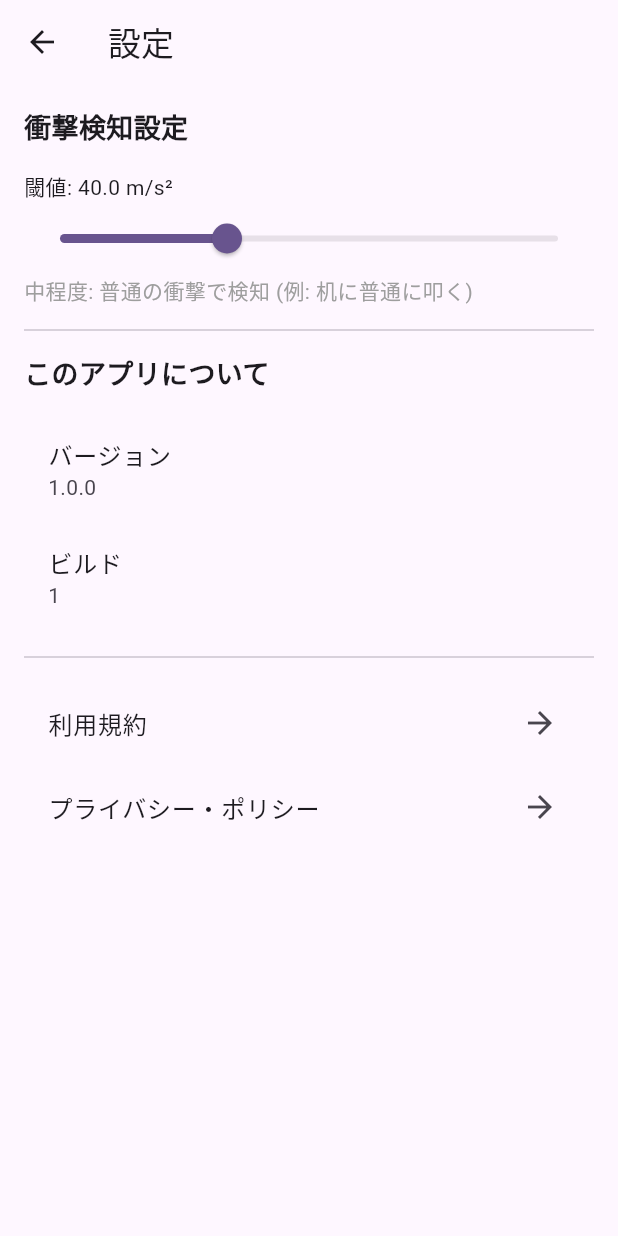
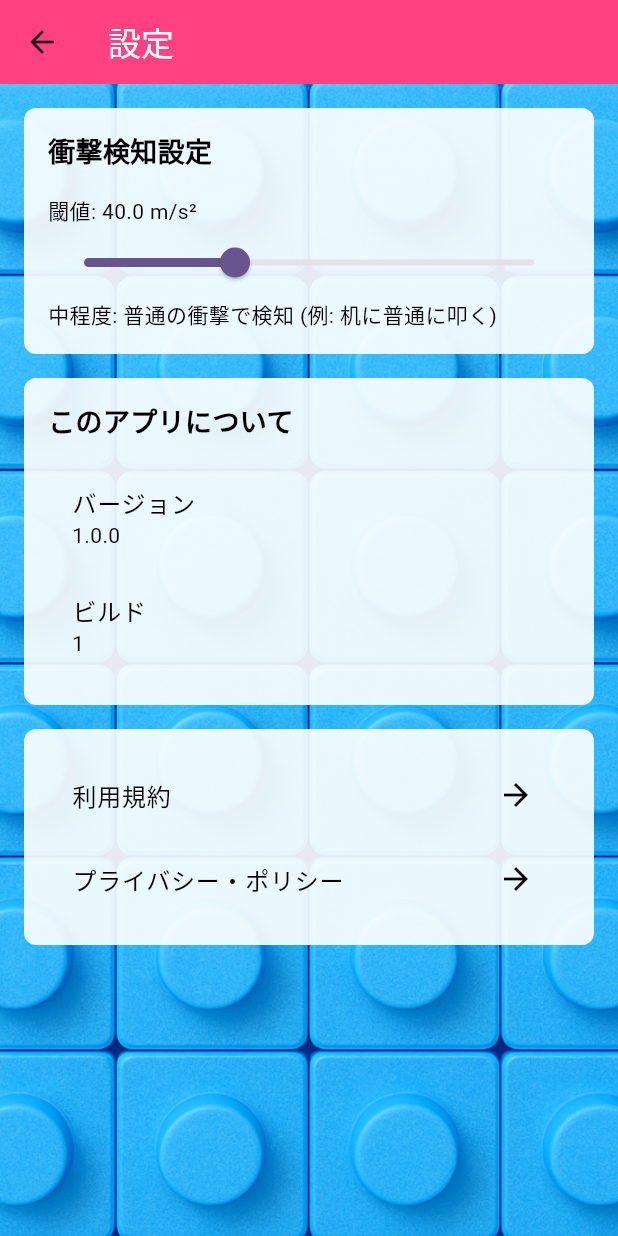
Before and after one commit to ichihara-yamato/dondameyo, a Flutter app: the screen it shows after launch, after a tap on "設定", on a phone screen of 412 x 824 dp. Run offline on Flutter 3.47's test engine with Material 3 defaults, Android fonts, the phone set to English and light mode, and no system bars; our stand-ins replace audioplayers, package_info_plus, sensors_plus, shared_preferences.

Commit message:
設定画面の見やすさを改善: 白背景ブロックを追加し、文字を黒色に変更

```diff
--- a/lib/main.dart
+++ b/lib/main.dart
@@ -296,16 +296,46 @@ class _SettingsPageState extends State<SettingsPage> {
   @override
   Widget build(BuildContext context) {
     return Scaffold(
-      appBar: AppBar(title: const Text('設定')),
-      body: ListView(
+      appBar: AppBar(
+        title: const Text(
+          '設定',
+          style: TextStyle(color: Colors.white),
+        ),
+        backgroundColor: Colors.pinkAccent,
+        elevation: 0,
+      ),
+      body: Container(
+        decoration: const BoxDecoration(
+          image: DecorationImage(
+            image: AssetImage('assets/bg.png'),
+            fit: BoxFit.cover,
+          ),
+        ),
+        child: ListView(
           padding: const EdgeInsets.all(16.0),
+          children: [
+            Container(
+              padding: const EdgeInsets.all(16.0),
+              decoration: BoxDecoration(
+                color: Colors.white.withOpacity(0.9),
+                borderRadius: BorderRadius.circular(8.0),
+              ),
+              child: Column(
+                crossAxisAlignment: CrossAxisAlignment.start,
                 children: [
                   const Text(
                     '衝撃検知設定',
-            style: TextStyle(fontSize: 18, fontWeight: FontWeight.bold),
+                    style: TextStyle(
+                      fontSize: 18,
+                      fontWeight: FontWeight.bold,
+                      color: Colors.black,
+                    ),
                   ),
                   const SizedBox(height: 16),
-          Text('閾値: ${threshold.toStringAsFixed(1)} m/s²'),
+                  Text(
+                    '閾値: ${threshold.toStringAsFixed(1)} m/s²',
+                    style: const TextStyle(color: Colors.black),
+                  ),
                   Slider(
                     value: threshold,
                     min: 10,
@@ -327,28 +357,73 @@ class _SettingsPageState extends State<SettingsPage> {
                         : threshold < 60
                             ? '中程度: 普通の衝撃で検知 (例: 机に普通に叩く)'
                             : '高い: 強い衝撃のみ検知 (例: 机に強く叩く)',
-            style: const TextStyle(fontSize: 14, color: Colors.grey),
+                    style: const TextStyle(fontSize: 14, color: Colors.black),
                   ),
-          const Divider(height: 32),
+                ],
+              ),
+            ),
+            const SizedBox(height: 16),
+            Container(
+              padding: const EdgeInsets.all(16.0),
+              decoration: BoxDecoration(
+                color: Colors.white.withOpacity(0.9),
+                borderRadius: BorderRadius.circular(8.0),
+              ),
+              child: Column(
+                crossAxisAlignment: CrossAxisAlignment.start,
+                children: [
                   const Text(
                     'このアプリについて',
-            style: TextStyle(fontSize: 18, fontWeight: FontWeight.bold),
+                    style: TextStyle(
+                      fontSize: 18,
+                      fontWeight: FontWeight.bold,
+                      color: Colors.black,
+                    ),
                   ),
                   const SizedBox(height: 16),
                   if (packageInfo != null) ...[
                     ListTile(
-              title: const Text('バージョン'),
-              subtitle: Text(packageInfo!.version),
+                      title: const Text(
+                        'バージョン',
+                        style: TextStyle(color: Colors.black),
+                      ),
+                      subtitle: Text(
+                        packageInfo!.version,
+                        style: const TextStyle(color: Colors.black),
+                      ),
                     ),
                     ListTile(
-              title: const Text('ビルド'),
-              subtitle: Text(packageInfo!.buildNumber),
+                      title: const Text(
+                        'ビルド',
+                        style: TextStyle(color: Colors.black),
+                      ),
+                      subtitle: Text(
+                        packageInfo!.buildNumber,
+                        style: const TextStyle(color: Colors.black),
+                      ),
                     ),
                   ],
-          const Divider(height: 32),
+                ],
+              ),
+            ),
+            const SizedBox(height: 16),
+            Container(
+              padding: const EdgeInsets.all(16.0),
+              decoration: BoxDecoration(
+                color: Colors.white.withOpacity(0.9),
+                borderRadius: BorderRadius.circular(8.0),
+              ),
+              child: Column(
+                children: [
                   ListTile(
-            title: const Text('利用規約'),
-            trailing: const Icon(Icons.arrow_forward),
+                    title: const Text(
+                      '利用規約',
+                      style: TextStyle(color: Colors.black),
+                    ),
+                    trailing: const Icon(
+                      Icons.arrow_forward,
+                      color: Colors.black,
+                    ),
                     onTap: () {
                       // 利用規約を表示
                       showDialog(
@@ -367,8 +442,14 @@ class _SettingsPageState extends State<SettingsPage> {
                     },
                   ),
                   ListTile(
-            title: const Text('プライバシー・ポリシー'),
-            trailing: const Icon(Icons.arrow_forward),
+                    title: const Text(
+                      'プライバシー・ポリシー',
+                      style: TextStyle(color: Colors.black),
+                    ),
+                    trailing: const Icon(
+                      Icons.arrow_forward,
+                      color: Colors.black,
+                    ),
                     onTap: () {
                       // プライバシー・ポリシーを表示
                       showDialog(
@@ -388,6 +469,10 @@ class _SettingsPageState extends State<SettingsPage> {
                   ),
                 ],
               ),
+            ),
+          ],
+        ),
+      ),
     );
   }
 }
```
Lines whose indentation alone changed are shown as unchanged.
